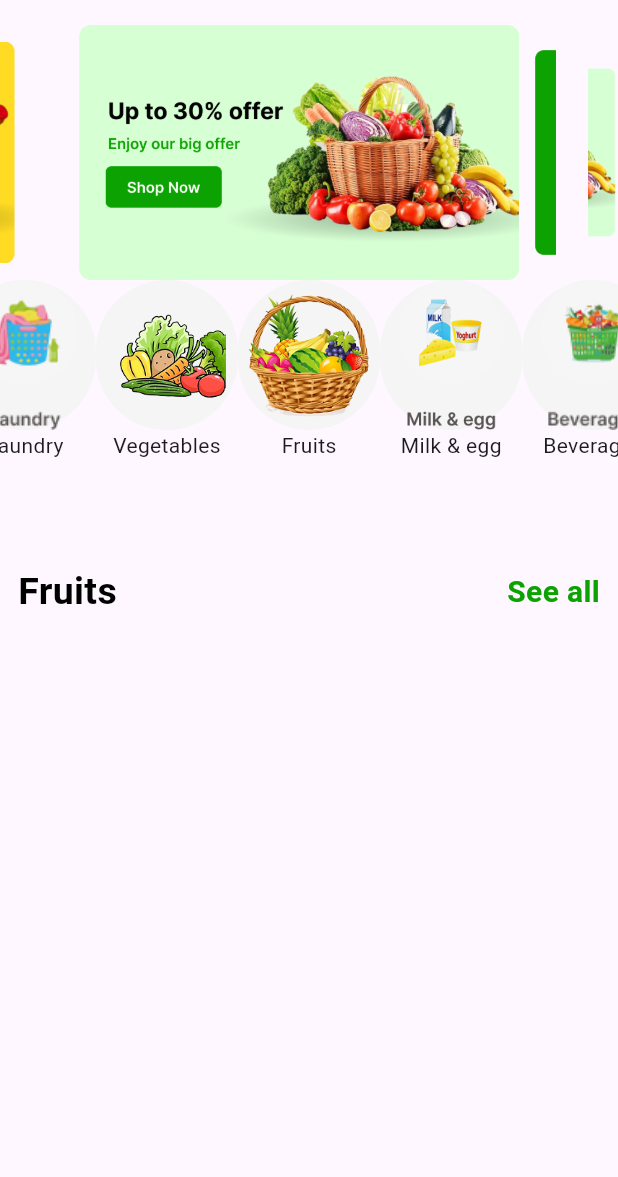
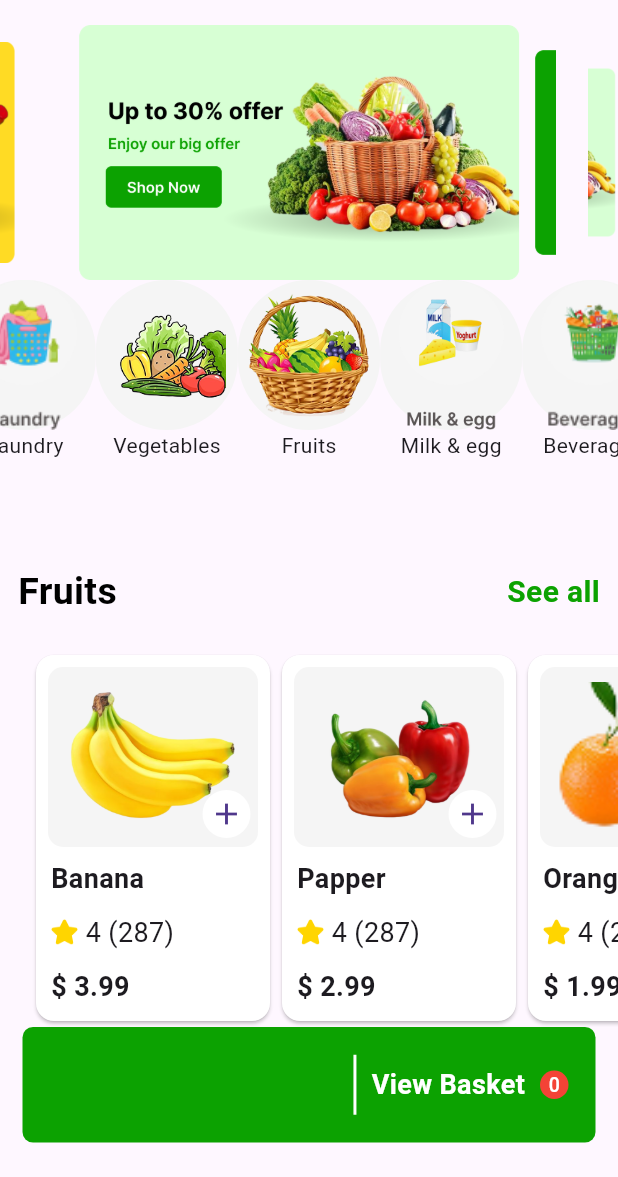
Before and after one commit to elshaarawy7/food_app, a Flutter app: the screen it shows after launch, on a phone screen of 412 x 824 dp, the part 59-1236 px from its top. Run offline on Flutter 3.47's test engine with Material 3 defaults, Android fonts, the phone set to English and light mode, and no system bars; drawn by our look-alikes of carousel_slider; our stand-ins replace flutter_svg.

Commit message:
create the prodact item

```diff
--- /dev/null
+++ b/lib/helper/color.dart
@@ -0,0 +1,5 @@
+import 'package:flutter/material.dart';
+
+class AppColors {
+  static Color primary = Color(0xff0CA201);
+}
--- /dev/null
+++ b/lib/model/Podact-model.dart
@@ -0,0 +1,15 @@
+class ProductModel {
+  final String name;
+  final String image;
+  final String price;
+  final String rate;
+  final String rateCount;
+
+  ProductModel({
+    required this.name,
+    required this.image,
+    required this.price,
+    required this.rate,
+    required this.rateCount,
+  });
+}
--- a/lib/model/frutes_of_model.dart
+++ /dev/null
@@ -1,3 +0,0 @@
-class FrutesOfModel {
-
-}
--- /dev/null
+++ b/lib/model/prodact_items.dart
@@ -0,0 +1,106 @@
+import 'package:flutter/material.dart';
+
+class ProductItem extends StatelessWidget {
+  const ProductItem({
+    super.key,
+    required this.image,
+    required this.name,
+    required this.rate,
+    required this.rateCount,
+    required this.price,
+    required this.onTap,
+    required this.icon,
+  });
+  final String image;
+  final String name;
+  final String rate;
+  final String rateCount;
+  final String price;
+  final Function()? onTap;
+  final Widget icon;
+
+  @override
+  Widget build(BuildContext context) {
+    return Card(
+      color: Colors.white,
+      child: Column(
+        crossAxisAlignment: CrossAxisAlignment.start,
+        children: [
+          Padding(
+            padding: const EdgeInsets.all(8.0),
+            child: Stack(
+              children: [
+                Container(
+                  decoration: BoxDecoration(
+                    color: Colors.grey.shade100,
+                    borderRadius: BorderRadius.circular(10),
+                  ),
+                  width: 140,
+                  height: 120,
+                  padding: EdgeInsets.all(10),
+                  child: Image.asset(image, width: 120,fit: BoxFit.cover),
+                ),
+
+                Positioned(
+                    bottom: 6,
+                    right: 5,
+                    child: GestureDetector(
+                      onTap: onTap,
+                      child: CircleAvatar(
+                        radius: 16,
+                          backgroundColor: Colors.white,
+                          child: icon,
+                      ),
+                    ),
+
+                ),
+              ],
+            ),
+          ),
+
+          Padding(
+            padding: const EdgeInsets.only(left: 10.0),
+            child: Column(
+              crossAxisAlignment: CrossAxisAlignment.start,
+              children: [
+                SizedBox(
+                  width: 140,
+                  child: Text(
+                    name,
+                    maxLines: 1,
+                    overflow: TextOverflow.ellipsis,
+                    style: TextStyle(fontSize: 18, fontWeight: FontWeight.bold),
+                  ),
+                ),
+                SizedBox(height: 10),
+                Row(
+                  mainAxisSize: MainAxisSize.min,
+                  children: [
+                    Image.asset("assets/icons/star.png", width: 18),
+                    SizedBox(width: 5),
+                    Text(
+                      "$rate ($rateCount)",
+                      style: TextStyle(
+                        fontSize: 18,
+                        fontWeight: FontWeight.normal,
+                      ),
+                    ),
+                  ],
+                ),
+                SizedBox(height: 10),
+                Text(
+                  "\$ $price",
+                  style: TextStyle(fontSize: 18, fontWeight: FontWeight.bold),
+                ),
+                SizedBox(height: 10),
+              ],
+            ),
+          ),
+
+
+        ],
+      ),
+    );
+
+  }
+}
--- a/lib/pages/home_page.dart
+++ b/lib/pages/home_page.dart
@@ -1,6 +1,10 @@
 import 'package:carousel_slider/carousel_slider.dart';
 import 'package:flutter/material.dart';
+import 'package:flutter_svg/svg.dart';
+import 'package:food_app/helper/color.dart';
+import 'package:food_app/model/Podact-model.dart';
 import 'package:food_app/model/catogry_of_modal.dart';
+import 'package:food_app/model/prodact_items.dart';
 
 class HomePage extends StatefulWidget {
   const HomePage({super.key});
@@ -11,59 +15,82 @@ class HomePage extends StatefulWidget {
 
 class _HomePageState extends State<HomePage> {
   @override
-
-  List <String> items = [
-    "assets/catogry/Property 1=Default.png" ,
-    "assets/catogry/Property 1=Variant2.png" ,
-    "assets/catogry/Property 1=Variant3.png" ,
+  List<String> items = [
+    "assets/catogry/Property 1=Default.png",
+    "assets/catogry/Property 1=Variant2.png",
+    "assets/catogry/Property 1=Variant3.png",
   ];
 
-  List <CatogryOfModal> catogry = [
-    CatogryOfModal(
-      image: "assets/bananes/image 38 (1).png",
-      name: "Fruits"
-      ) ,
+  List<CatogryOfModal> catogry = [
+    CatogryOfModal(image: "assets/bananes/image 38 (1).png", name: "Fruits"),
 
-       CatogryOfModal(
-       image:"assets/bananes/Frame 408.png" ,
-       name: "Milk & egg"
-      ) ,
+    CatogryOfModal(image: "assets/bananes/Frame 408.png", name: "Milk & egg"),
 
-       CatogryOfModal(
-      image: "assets/bananes/Frame 409.png",
-      name: "Beverages" ,
-      ) ,
+    CatogryOfModal(image: "assets/bananes/Frame 409.png", name: "Beverages"),
 
-       CatogryOfModal(
-      image:"assets/bananes/Frame 410.png" ,
-      name: "Laundry"
-      ) ,
+    CatogryOfModal(image: "assets/bananes/Frame 410.png", name: "Laundry"),
 
-       CatogryOfModal(
-      image: "assets/bananes/image 36.png",
-      name: "Vegetables" ,
+    CatogryOfModal(image: "assets/bananes/image 36.png", name: "Vegetables"),
+  ];
 
-      ) ,
+   List<ProductModel> product = [
+    ProductModel(
+        name: "Banana",
+        image: "assets/fruts/image 44 (2).png",
+        price: "3.99",
+        rate: "4",
+        rateCount: "287",
+    ),
+    ProductModel(
+      name: "Papper",
+      image: "assets/fruts/image 42.png",
+      price: "2.99",
+      rate: "4",
+      rateCount: "287",
+    ),
+    ProductModel(
+      name: "Orange",
+      image: "assets/fruts/image 44 (1).png",
+      price: "1.99",
+      rate: "4",
+      rateCount: "287",
+    ),
+
   ];
 
 
+    List backList = [] ;
+
+    void toggleSelection (ProductModel prodact){
+           setState(() {
+             if(backList.contains(prodact)){
+              backList.remove(prodact);
+           } else{
+            backList.add(prodact) ;
+           }
+           });
+    }
+
+    bool isSelected(ProductModel prodact) => backList.contains(product);
   Widget build(BuildContext context) {
     return Scaffold(
       appBar: AppBar(
         title: Row(
           children: [
-            Icon(Icons.motorcycle , size: 20,) ,
-            SizedBox(width: 10,) ,
-            Text("61 Hopper street.." , style: TextStyle(
-              color: Colors.black ,
-              fontSize: 20 ,
-              fontWeight: FontWeight.bold ,
-            ),) ,
-            SizedBox(width: 18,) ,
-            Icon(Icons.arrow_back_ios , size: 20,) ,
-            Spacer() ,
-            Image.asset("assets/logo/Vector.png") ,
-
+            Icon(Icons.motorcycle, size: 20),
+            SizedBox(width: 10),
+            Text(
+              "61 Hopper street..",
+              style: TextStyle(
+                color: Colors.black,
+                fontSize: 20,
+                fontWeight: FontWeight.bold,
+              ),
+            ),
+            SizedBox(width: 18),
+            Icon(Icons.arrow_back_ios, size: 20),
+            Spacer(),
+            Image.asset("assets/logo/Vector.png"),
           ],
         ),
       ),
@@ -72,39 +99,45 @@ class _HomePageState extends State<HomePage> {
           // banner
           CarouselSlider.builder(
             itemCount: items.length,
-           itemBuilder: (BuildContext context, int itemIndex, int pageViewIndex) =>
-           Image.asset(items [itemIndex]) ,
+            itemBuilder:
+                (BuildContext context, int itemIndex, int pageViewIndex) =>
+                    Image.asset(items[itemIndex]),
             options: CarouselOptions(
-            height: 170 ,
-            aspectRatio: 1 ,
-            viewportFraction: 0.8 ,
-            autoPlay: true ,
+              height: 170,
+              aspectRatio: 1,
+              viewportFraction: 0.8,
+              autoPlay: true,
               autoPlayInterval: Duration(seconds: 3),
-            autoPlayAnimationDuration: Duration(seconds: 3) ,
-            autoPlayCurve: Curves.linear ,
-            enlargeCenterPage: true ,
+              autoPlayAnimationDuration: Duration(seconds: 3),
+              autoPlayCurve: Curves.linear,
+              enlargeCenterPage: true,
             ),
-
           ),
 
           CarouselSlider.builder(
             itemCount: catogry.length,
-           itemBuilder: (BuildContext context, int itemIndex, int pageViewIndex){
+            itemBuilder: (
+              BuildContext context,
+              int itemIndex,
+              int pageViewIndex,
+            ) {
               return Column(
                 children: [
                   Container(
                     decoration: BoxDecoration(
-                        borderRadius: BorderRadius.circular(75) ,
-                        color: Colors.grey.shade100 ,
-
+                      borderRadius: BorderRadius.circular(75),
+                      color: Colors.grey.shade100,
                     ),
-                      child: Image.asset(catogry[itemIndex].image , height: 100,width: 100,),
-                     ) ,
-                     Text(catogry[itemIndex].name) ,
+                    child: Image.asset(
+                      catogry[itemIndex].image,
+                      height: 100,
+                      width: 100,
+                    ),
+                  ),
+                  Text(catogry[itemIndex].name),
                 ],
               );
-
-           } ,
+            },
             options: CarouselOptions(
               height: 170,
               //aspectRatio: 1,
@@ -115,39 +148,134 @@ class _HomePageState extends State<HomePage> {
               autoPlayCurve: Curves.linear,
               enlargeCenterPage: false,
             ),
-
-
-
           ),
 
-          SizedBox(height: 20,) ,
+          SizedBox(height: 20),
           Padding(
             padding: EdgeInsets.symmetric(horizontal: 12),
             child: Row(
               mainAxisAlignment: MainAxisAlignment.spaceBetween,
               children: [
-                Text("Fruits" , style: TextStyle(
-                  color: Colors.black ,
-                  fontSize: 25 ,
-                  fontWeight: FontWeight.bold ,
-                ),) ,
+                Text(
+                  "Fruits",
+                  style: TextStyle(
+                    color: Colors.black,
+                    fontSize: 25,
+                    fontWeight: FontWeight.bold,
+                  ),
+                ),
 
-                Text("See all" , style: TextStyle(
-                  color: Color(0XFF0CA201) ,
-                  fontSize: 20 ,
-                  fontWeight: FontWeight.bold ,
-                ),)
+                Text(
+                  "See all",
+                  style: TextStyle(
+                    color: Color(0XFF0CA201),
+                    fontSize: 20,
+                    fontWeight: FontWeight.bold,
+                  ),
+                ),
               ],
             ),
-          ) ,
+          ),
+
+          SizedBox(height: 20,) ,
 
 
+          SingleChildScrollView(
+            scrollDirection: Axis.horizontal,
+            child: Padding(
+              padding: const EdgeInsets.symmetric(horizontal: 20.0),
+              child: Row(
+                children: List.generate(
+                    product.length,
+                        (index) {
+                  final item = product[index];
+                  return ProductItem(
+                    image: item.image,
+                    name: item.name,
+                    rate: item.rate,
+                    rateCount: item.rateCount,
+                    price: item.price,
+                    onTap: () => toggleSelection(item),
+                    icon: isSelected(item) ? Icon(Icons.close)  : Icon(Icons.add),
+                  );
+                }),
+              ),
+            ),
+          ),
+
+
+          // card Widget
+
+           Padding(
+            padding: const EdgeInsets.symmetric(horizontal: 15.0),
+            child: Container(
+              width: double.infinity,
+              height: 77,
+              decoration: BoxDecoration(
+                color: AppColors.primary,
+                borderRadius: BorderRadius.circular(7),
+              ),
+              child: Padding(
+                padding: const EdgeInsets.symmetric(horizontal: 8.0),
+                child: Row(
+                  children: [
+                    SizedBox(
+                      width: 200,
+                      child: ListView.builder(
+                          itemCount: backList.length,
+                          scrollDirection: Axis.horizontal,
+                          itemBuilder: (context , index) {
+                            return Padding(
+                              padding: const EdgeInsets.only(left: 4.0),
+                              child: Container(
+                                width: 50,
+                                height: 50,
+                                decoration: BoxDecoration(
+                                  color: Colors.white,
+                                  shape: BoxShape.circle,
+                                ),
+                                child: Padding(
+                                  padding: const EdgeInsets.all(8.0),
+                                  child: Image.asset(backList[index].image),
+                                ),
+
+                              ),
+                            );
+                          }
+                      ),
+                    ),
+
+                     Spacer(),
+                    Container(
+                      width: 2,
+                      height: 40,
+                      color: Colors.white,
+                    ),
+                    SizedBox(width: 10),
+                    Text("View Basket",style: TextStyle(
+                      color: Colors.white,
+                      fontWeight: FontWeight.bold,
+                      fontSize: 18
+                    )),
+                    SizedBox(width: 10),
+                    Badge(
+                        backgroundColor: Colors.red,
+                        label: Text( backList.length.toString() ,style: TextStyle(fontSize: 13)),
+                        largeSize: 13,
+                    ),
+                    SizedBox(width: 10),
 
 
 
 
         ],
       ),
+    ),
+            ),
+           ),
+        ]
+      )
     );
+    ;
   }
 }
--- a/pubspec.yaml
+++ b/pubspec.yaml
@@ -65,6 +65,7 @@ flutter:
     - assets/catogry/
     - assets/fruts/
     - assets/logo/
+    - assets/icons/
 
   # An image asset can refer to one or more resolution-specific "variants", see
   # https://flutter.dev/to/resolution-aware-images
```
Also changed, not shown: assets/fruts/image 44 (2).png (added), assets/icons/star.png (added). Lines whose indentation alone changed are shown as unchanged.
